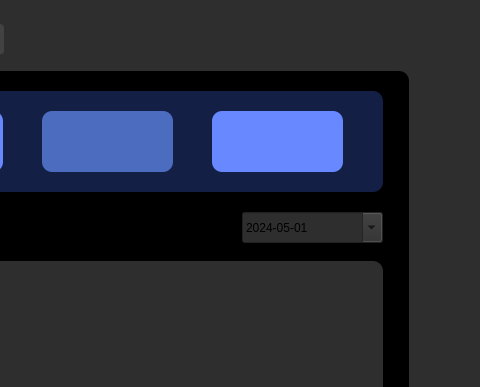
Above: assets/ui/stocking.ui from JinxSeven/retail-manager-lite before the change; both pictures show x 428 to 908 and y 0 to 387 of the 908 by 593 pixel window. Below: the same form after it.
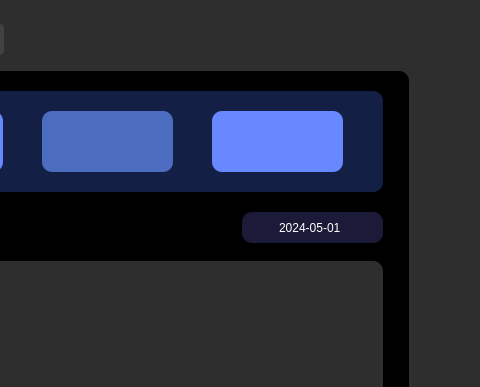
That is the form after the change. Icons and pictures are not drawn.

Diff of the .ui file:
```diff
--- a/assets/ui/stocking.ui
+++ b/assets/ui/stocking.ui
@@ -1631,17 +1631,108 @@
        </rect>
       </property>
       <property name="styleSheet">
-       <string notr="true">        QDateEdit#dateEdit {
-            border-radius: 10px;
-            background-color: rgb(27, 26, 56);
-            padding-left: 35px;
-            color: white;
-            font: 8pt &quot;Poppins&quot;;
-        }
-        QDateEdit#dateEdit::drop-down {
-            border: none; /* Remove border */
-        }
-		 QDateEdit#dateEdit::drop-down</string>
+       <string notr="true">/* Style for QDateEdit */
+QDateEdit#dateEdit {
+    border-radius: 10px;
+    background-color: rgb(27, 26, 56);
+    padding-left: 35px;
+    color: white;
+    font: 8pt &quot;Poppins&quot;;
+}
+
+/* Style for QDateEdit's drop-down button */
+QDateEdit::drop-down {
+	border: 10px;
+    width: 30px;
+    subcontrol-origin: padding;
+    subcontrol-position: top right;
+    /* border-left: 1px solid white; Optional: add a border to separate the button */
+}
+
+QDateEdit::down-arrow {
+    image: url(:/icons/calendar_icon.png); /* Use your custom icon here */
+    width: 15px;
+    height: 15px;
+}
+
+/* Style for the calendar popup */
+QCalendarWidget {
+    background-color: rgb(27, 26, 56);
+    color: white;
+    border-radius: 10px;
+    font: 8pt &quot;Poppins&quot;;
+}
+
+QCalendarWidget QToolButton {
+    background-color: rgb(27, 26, 56);
+    color: white;
+    border: none;
+	padding-right: 15px;
+	padding-left: 15px;
+    border-radius: 5px;
+    font: 8pt &quot;Poppins&quot;;
+}
+
+QCalendarWidget QToolButton::hover {
+    background-color: rgb(40, 39, 74);
+}
+
+QCalendarWidget QMenu {
+    background-color: rgb(27, 26, 56);
+    color: white;
+    border: 1px solid white;
+}
+
+QCalendarWidget QSpinBox {
+    background-color: rgb(27, 26, 56);
+    color: white;
+    border: none;
+    border-radius: 5px;
+}
+
+QCalendarWidget QSpinBox::up-button, QCalendarWidget QSpinBox::down-button {
+    background-color: rgb(27, 26, 56);
+    subcontrol-origin: border;
+    subcontrol-position: center;
+    width: 15px;
+}
+
+QCalendarWidget QSpinBox::up-arrow, QCalendarWidget QSpinBox::down-arrow {
+    image: none; /* Use custom icons if necessary */
+}
+
+QCalendarWidget QAbstractItemView:enabled {
+    color: white;
+    background-color: rgb(27, 26, 56);
+    selection-background-color: rgb(40, 39, 74);
+    selection-color: white;
+    border: none;
+}
+
+QCalendarWidget QAbstractItemView:disabled {
+    color: grey;
+}
+
+/* Optional: Style for disabled state */
+QDateEdit:disabled {
+    background-color: rgb(45, 44, 89);
+    color: grey;
+}
+
+QCalendarWidget QToolButton#qt_calendar_prevmonth {
+    width: 0px;
+    height: 0px;
+    border: none;
+    background: none;
+}
+
+QCalendarWidget QToolButton#qt_calendar_nextmonth {
+    width: 0px;
+    height: 0px;
+    border: none;
+    background: none;
+}
+</string>
       </property>
       <property name="displayFormat">
        <string>yyyy-MM-dd</string>
```
